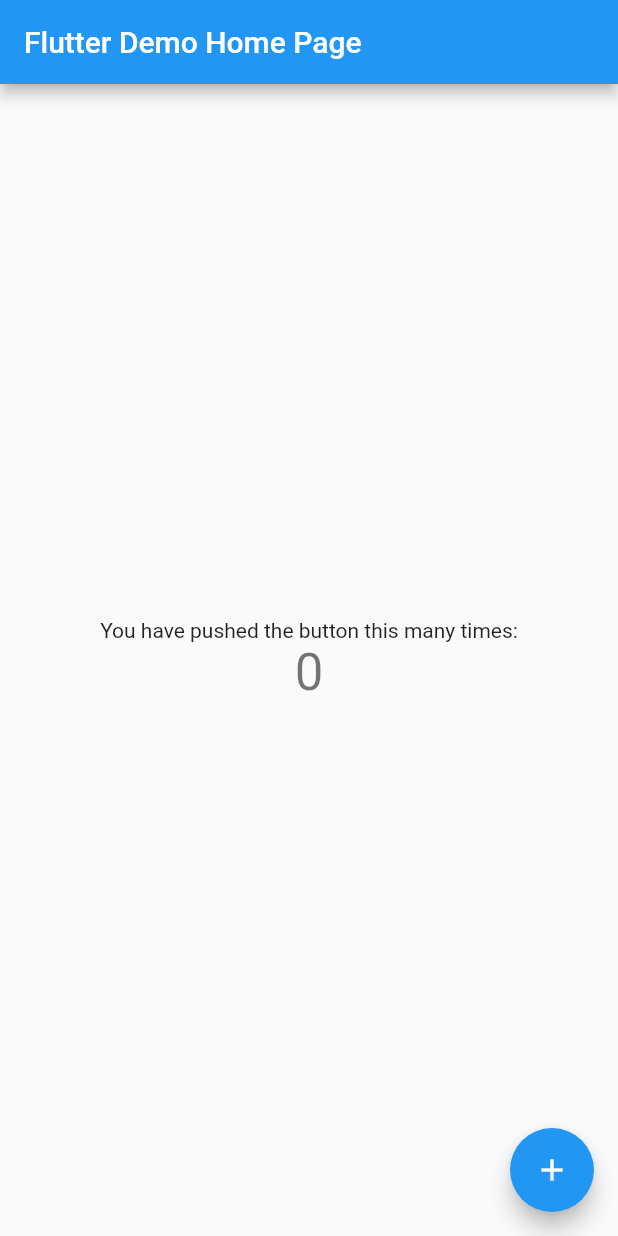
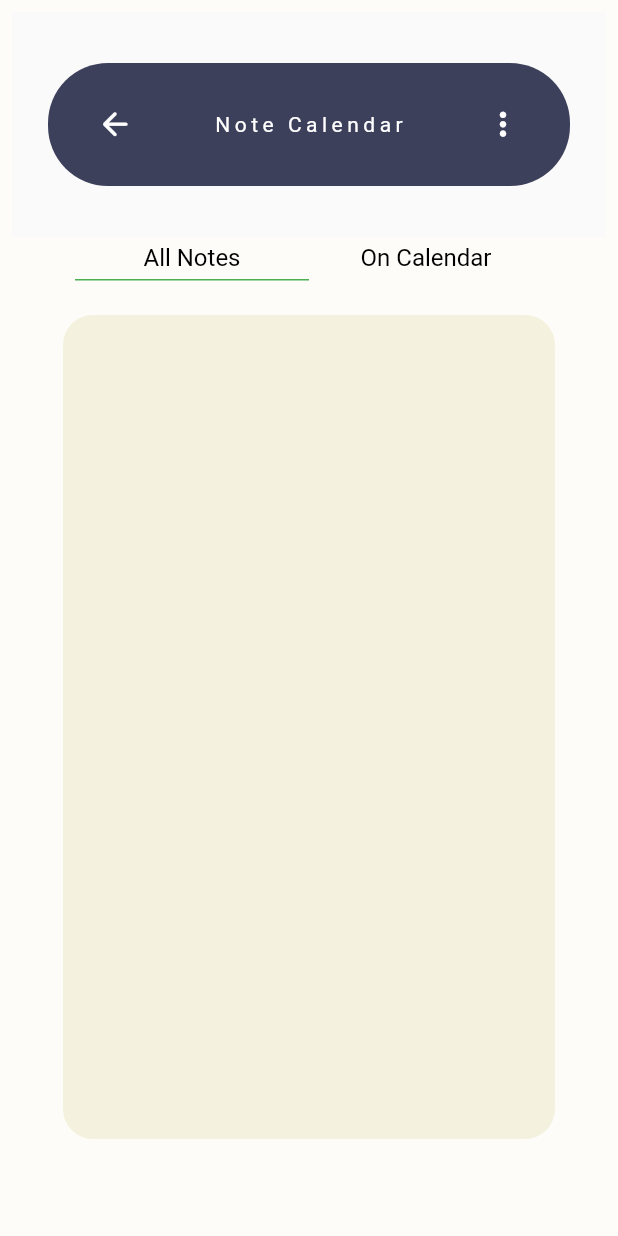
Before and after one commit to hnsfhrzi/mono-read, a Flutter app: the screen it shows after launch, on a phone screen of 412 x 824 dp. Run offline on Flutter 3.47's test engine with Material 2 defaults, Android fonts, the light colour scheme and no system bars.

Commit message:
Adding NoteCalendar

```diff
--- a/lib/main.dart
+++ b/lib/main.dart
@@ -1,4 +1,5 @@
 import 'package:flutter/material.dart';
+import 'package:mono_read/notecalendar/note_calendar.dart';
 
 void main() {
   runApp(const MyApp());
@@ -24,7 +25,7 @@
         // is not restarted.
         primarySwatch: Colors.blue,
       ),
-      home: const MyHomePage(title: 'Flutter Demo Home Page'),
+      home: NoteCalendar(),
     );
   }
 }
--- /dev/null
+++ b/lib/notecalendar/note_calendar.dart
@@ -0,0 +1,108 @@
+import 'package:flutter/material.dart';
+import 'package:mono_read/template/floatAppBar.dart';
+import 'package:flutter/cupertino.dart';
+
+class NoteCalendar extends StatefulWidget {
+  const NoteCalendar({Key? key}) : super(key: key);
+
+  @override
+  State<NoteCalendar> createState() => _NoteCalendarState();
+}
+
+class _NoteCalendarState extends State<NoteCalendar> {
+  @override
+  Widget build(BuildContext context) {
+    return DefaultTabController(
+      length: 2,
+      child: Scaffold(
+        backgroundColor: const Color(0xFFFDFCF8),
+        body: Padding(
+          padding: const EdgeInsets.all(8.0),
+          child: Column(
+            children: [
+              Container(
+                width: double.infinity,
+                height: 150,
+                child: Stack(
+                  children: const [
+                    floatAppBar(
+                      title: "Note Calendar",
+                      icon_1: Icon(
+                        Icons.arrow_back_rounded,
+                        color: Colors.white,
+                        size: 25,
+                      ),
+                      icon_2: Icon(
+                        Icons.more_vert_rounded,
+                        color: Colors.white,
+                        size: 25,
+                      ),
+                    ),
+                  ],
+                ),
+              ),
+              Padding(
+                padding: const EdgeInsets.symmetric(horizontal: 42),
+                child: Container(
+                  height: 29,
+                  child: const TabBar(
+                    unselectedLabelColor: Colors.black,
+                    labelColor: Colors.black,
+                    labelStyle:
+                        TextStyle(fontSize: 16, fontWeight: FontWeight.normal),
+                    indicator: BoxDecoration(
+                      border: Border(
+                        bottom: BorderSide(color: Colors.green),
+                      ),
+                    ),
+                    tabs: [Tab(text: 'All Notes'), Tab(text: 'On Calendar')],
+                  ),
+                ),
+              ),
+              const SizedBox(height: 23),
+              Padding(
+                padding: const EdgeInsets.symmetric(horizontal: 34),
+                child: SizedBox(
+                  height: MediaQuery.of(context).size.height / 1.5,
+                  width: MediaQuery.of(context).size.width / 1.125,
+                  child: TabBarView(
+                    children: [
+                      Expanded(
+                        //All Notes
+                        child: Container(
+                          width: double.infinity,
+                          decoration: BoxDecoration(
+                            color: const Color(0xFFF4F1DE),
+                            borderRadius: BorderRadius.circular(20),
+                          ),
+                          child: Stack(
+                            children: [
+                              GridView.count(
+                                crossAxisCount: 2,
+                                children: [],
+                              ),
+                            ],
+                          ),
+                        ),
+                      ),
+                      Expanded(
+                        //On Calendar
+                        child: Container(
+                          width: double.infinity,
+                          decoration: BoxDecoration(
+                            color: const Color(0xFFF4F1DE),
+                            borderRadius: BorderRadius.circular(20),
+                          ),
+                        ),
+                      ),
+                    ],
+                  ),
+                ),
+              )
+            ],
+          ),
+        ),
+      ),
+    );
+  }
+}
--- /dev/null
+++ b/lib/template/floatAppBar.dart
@@ -0,0 +1,43 @@
+import 'package:flutter/cupertino.dart';
+import 'package:flutter/material.dart';
+
+class floatAppBar extends StatelessWidget {
+  const floatAppBar(
+      {Key? key,
+      required this.title,
+      required this.icon_1,
+      required this.icon_2})
+      : super(key: key);
+  final String title;
+  final Widget icon_1;
+  final Widget icon_2;
+
+  @override
+  Widget build(BuildContext context) {
+    return Scaffold(
+      body: Container(
+        margin: EdgeInsets.symmetric(vertical: 34, horizontal: 24),
+        height: 86,
+        decoration: BoxDecoration(
+            color: Color(0XFF3D405B), borderRadius: BorderRadius.circular(40)),
+        child: Row(
+          mainAxisAlignment: MainAxisAlignment.spaceAround,
+          children: [
+            IconButton(
+              icon: icon_1,
+              onPressed: () {},
+            ),
+            Text(
+              title,
+              style: TextStyle(color: Colors.white, letterSpacing: 3),
+            ),
+            IconButton(
+              icon: icon_2,
+              onPressed: () {},
+            )
+          ],
+        ),
+      ),
+    );
+  }
+}
--- /dev/null
+++ b/lib/template/font.dart
@@ -0,0 +1,10 @@
+import 'package:flutter/material.dart';
+
+class TitleFont extends StatelessWidget {
+  const TitleFont({Key? key}) : super(key: key);
+
+  @override
+  Widget build(BuildContext context) {
+    return Container();
+  }
+}
```
Also changed, not shown: pubspec.yaml (+8 -6 lines), pubspec.lock.
